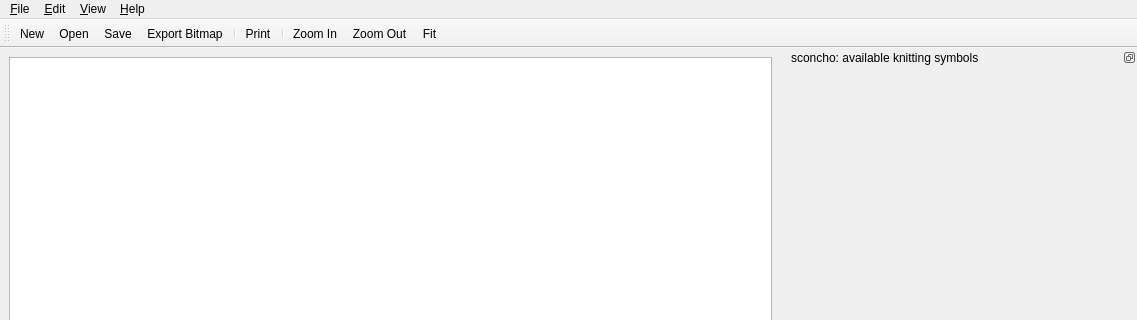
Old version of the form sconcho/gui/ui/mainWindow.ui in the repository haskelladdict/sconcho; both pictures show x 0 to 1137 and y 0 to 320 of the 1137 by 777 pixel window.
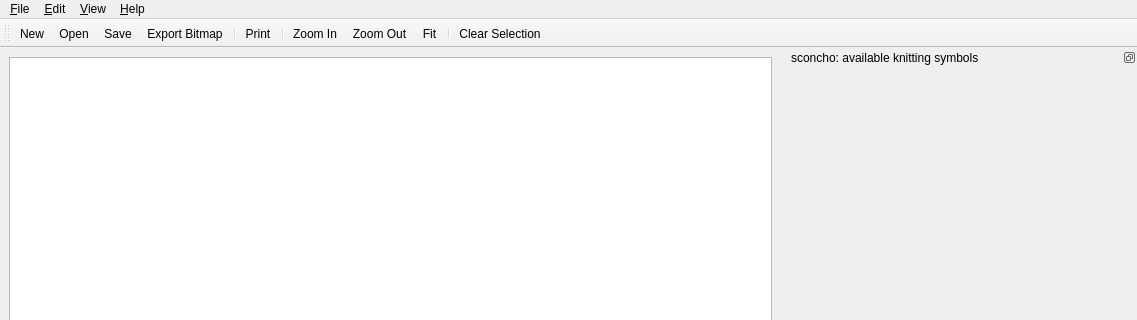
New version of the form. Icons and pictures are not drawn. Custom widgets are drawn as their Qt base class.

Patch:
```diff
--- a/sconcho/gui/ui/mainWindow.ui
+++ b/sconcho/gui/ui/mainWindow.ui
@@ -201,6 +201,8 @@
    <addaction name="actionZoom_In"/>
    <addaction name="actionZoom_Out"/>
    <addaction name="actionFit"/>
+   <addaction name="separator"/>
+   <addaction name="actionClear_Selection"/>
   </widget>
   <action name="actionAbout_sconcho">
    <property name="icon">
@@ -455,6 +457,15 @@
     <string>&amp;Manage Custom Knitting Symbols</string>
    </property>
   </action>
+  <action name="actionClear_Selection">
+   <property name="icon">
+    <iconset resource="../icons.qrc">
+     <normaloff>:/icons/select_all.png</normaloff>:/icons/select_all.png</iconset>
+   </property>
+   <property name="text">
+    <string>&amp;Clear Selection</string>
+   </property>
+  </action>
  </widget>
  <customwidgets>
   <customwidget>
```
Left out of the diff: 1 changed line with no effect on the pictures.
